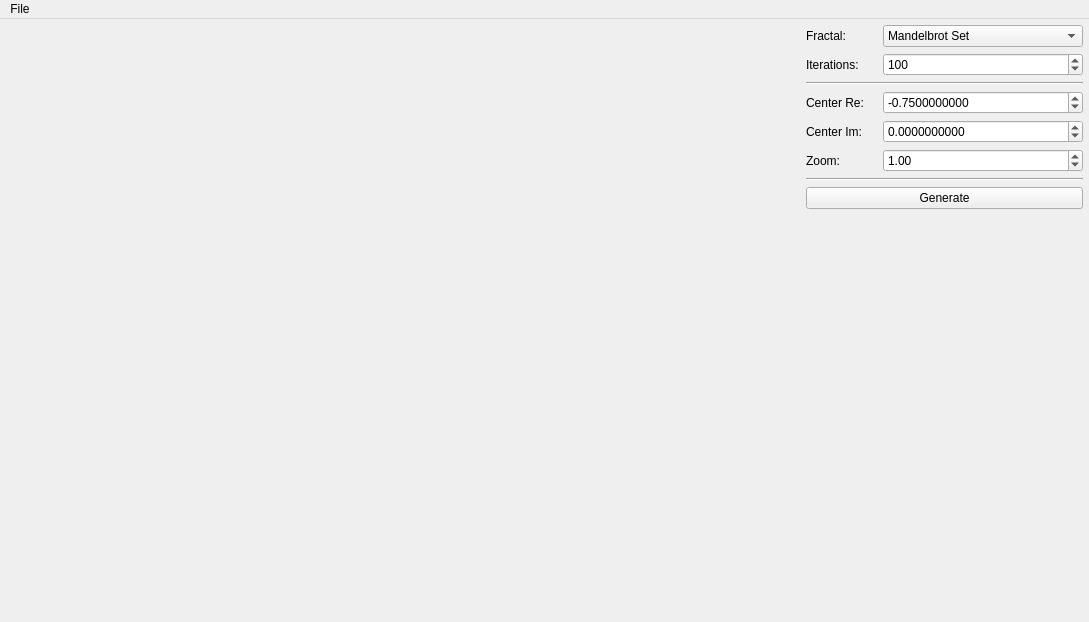
Old version of the form Forms/MainWindow.ui in the repository tjira/fractoid.
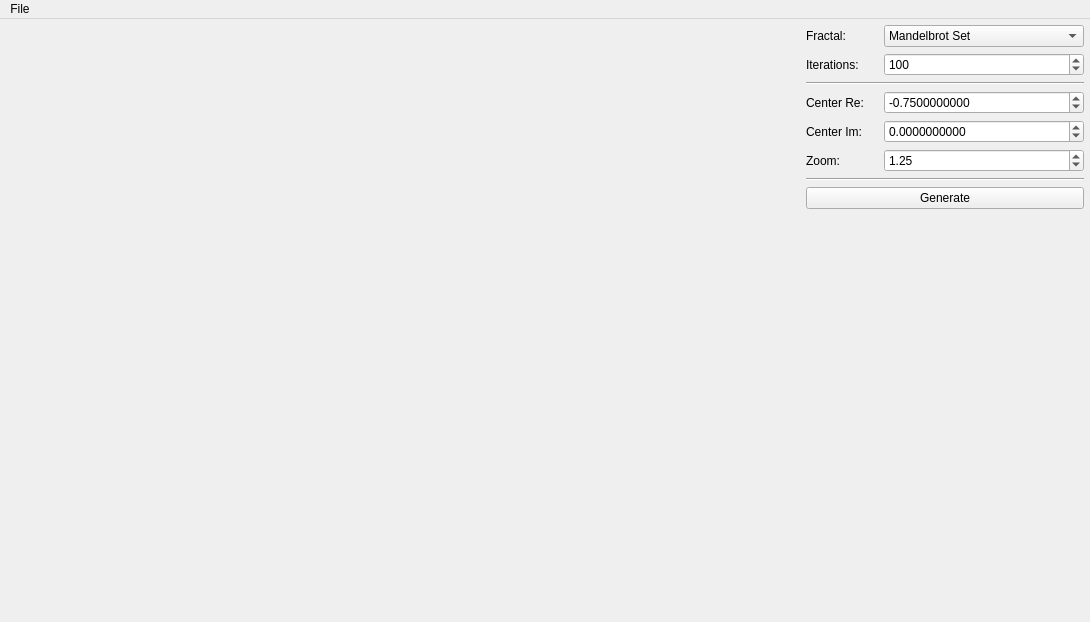
New version of the form.

```diff
--- a/Forms/MainWindow.ui
+++ b/Forms/MainWindow.ui
@@ -9,7 +9,7 @@
    <rect>
     <x>0</x>
     <y>0</y>
-    <width>1089</width>
+    <width>1090</width>
     <height>622</height>
    </rect>
   </property>
@@ -203,7 +203,7 @@
          <double>0.100000000000000</double>
         </property>
         <property name="value">
-         <double>1.000000000000000</double>
+         <double>1.250000000000000</double>
         </property>
        </widget>
       </item>
@@ -236,7 +236,7 @@
     <rect>
      <x>0</x>
      <y>0</y>
-     <width>1089</width>
+     <width>1090</width>
      <height>22</height>
     </rect>
    </property>
```
Left out of the diff: 6 changed lines with no effect on the pictures.
